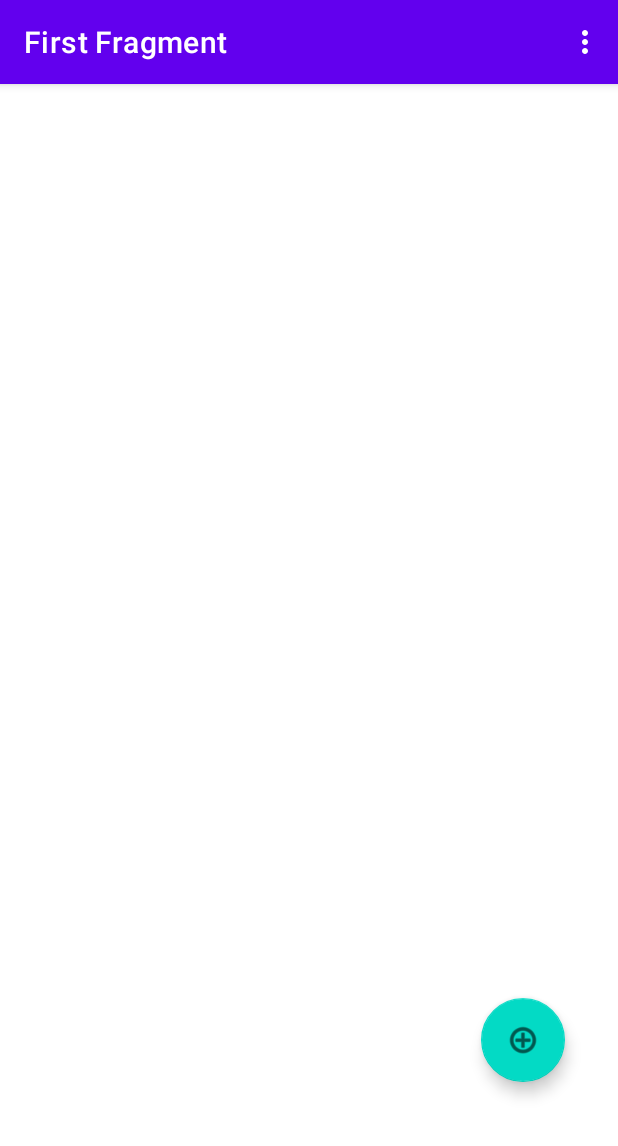
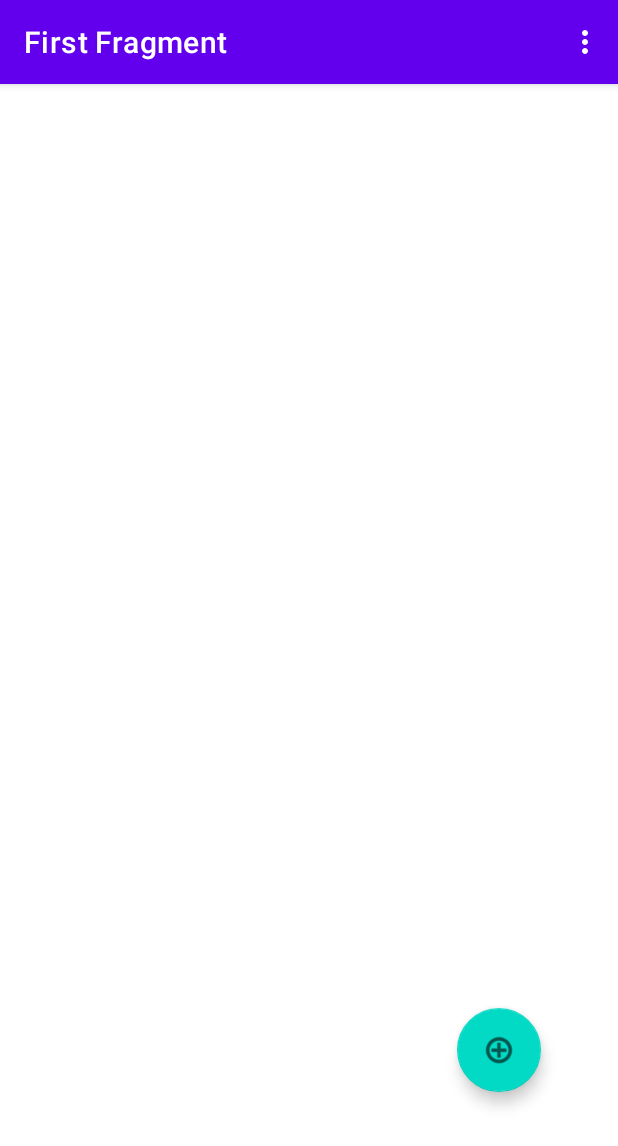
Before and after one commit to rafaelst97/AgendaTelefonica, an Android app: the screen it shows after launch (MainActivity), on a phone screen of 412 x 824 dp. Shown: the top 1146 px of the screen. Run offline under Robolectric (Android 15) with nearby library versions, the phone set to English and light mode, and no system bars; our stand-ins replace Firebase (no records; nobody signed in at launch, a user with empty details on screens opened directly), navigation-ui.

Commit message:
recyclerview funcionando

```diff
--- a/app/src/main/java/br/univali/pdm/agendatelefonica/AgendaFragment.kt
+++ b/app/src/main/java/br/univali/pdm/agendatelefonica/AgendaFragment.kt
@@ -9,6 +9,7 @@ import androidx.navigation.fragment.findNavController
 import androidx.recyclerview.widget.LinearLayoutManager
 import androidx.recyclerview.widget.RecyclerView
 import br.univali.pdm.agendatelefonica.databinding.FragmentAgendaBinding
+import com.google.android.material.floatingactionbutton.FloatingActionButton
 import com.google.firebase.database.*
 
 /**
@@ -31,12 +32,17 @@ class AgendaFragment : Fragment() {
     ): View? {
 
         val root = inflater.inflate(R.layout.fragment_agenda, container, false)
+        val botaoAdicionar = root.findViewById<FloatingActionButton>(R.id.adicionarContato)
         contatoRecyclerView = root.findViewById(R.id.listaContatos)
-        contatoRecyclerView.layoutManager = LinearLayoutManager(this)
+        contatoRecyclerView.layoutManager = LinearLayoutManager(context)
         contatoRecyclerView.setHasFixedSize(true)
 
         contatoArrayList = arrayListOf<Contato>()
         getDadosContato()
+
+        botaoAdicionar.setOnClickListener {
+            findNavController().navigate(R.id.action_FirstFragment_to_SecondFragment)
+        }
 
         _binding = FragmentAgendaBinding.inflate(inflater, container, false)
         return root
--- a/app/src/main/res/layout/contato_item.xml
+++ b/app/src/main/res/layout/contato_item.xml
@@ -1,17 +1,17 @@
 <?xml version="1.0" encoding="utf-8"?>
 <androidx.cardview.widget.CardView xmlns:android="http://schemas.android.com/apk/res/android"
-    android:layout_width="match_parent"
-    android:layout_height="match_parent"
+    android:layout_width="wrap_content"
+    android:layout_height="wrap_content"
     xmlns:app="http://schemas.android.com/apk/res-auto"
     app:cardElevation="8dp"
     app:cardCornerRadius="8dp"
     android:layout_margin="16dp">
 
     <LinearLayout
-        android:layout_width="wrap_content"
+        android:layout_width="357dp"
         android:layout_height="wrap_content"
+        android:layout_marginVertical="6dp"
         android:layout_marginStart="16dp"
-        android:layout_marginVertical="6dp"
         android:orientation="vertical">
 
         <LinearLayout
@@ -26,16 +26,16 @@
                 android:text="@string/nome"
                 android:textColor="@color/black"
                 android:textSize="26sp"
-                android:textStyle="bold"/>
+                android:textStyle="bold" />
 
             <TextView
+                android:id="@+id/nomeContato"
                 android:layout_width="wrap_content"
                 android:layout_height="wrap_content"
-                android:id="@+id/nomeContato"
                 android:layout_marginStart="8dp"
                 android:text="@string/contato"
                 android:textColor="@color/black"
-                android:textSize="20sp"/>
+                android:textSize="20sp" />
 
         </LinearLayout>
 
@@ -51,16 +51,16 @@
                 android:text="@string/telefone"
                 android:textColor="@color/black"
                 android:textSize="26sp"
-                android:textStyle="bold"/>
+                android:textStyle="bold" />
 
             <TextView
+                android:id="@+id/telefoneContato"
                 android:layout_width="wrap_content"
                 android:layout_height="wrap_content"
-                android:id="@+id/telefoneContato"
                 android:layout_marginStart="8dp"
                 android:text="@string/telefone"
                 android:textColor="@color/black"
-                android:textSize="20sp"/>
+                android:textSize="20sp" />
 
         </LinearLayout>
     </LinearLayout>
--- a/app/src/main/res/layout/fragment_agenda.xml
+++ b/app/src/main/res/layout/fragment_agenda.xml
@@ -6,33 +6,29 @@
     android:layout_height="match_parent"
     tools:context=".AgendaFragment">
 
+    <com.google.android.material.floatingactionbutton.FloatingActionButton
+        android:id="@+id/adicionarContato"
+        android:layout_width="wrap_content"
+        android:layout_height="wrap_content"
+        android:layout_marginBottom="96dp"
+        android:clickable="true"
+        android:contentDescription="@string/adicionar_contato"
+        android:focusable="true"
+        android:src="@android:drawable/ic_menu_add"
+        app:layout_constraintBottom_toBottomOf="parent"
+        app:layout_constraintEnd_toEndOf="parent"
+        app:layout_constraintHorizontal_bias="0.856"
+        app:layout_constraintStart_toStartOf="parent" />
+
     <androidx.recyclerview.widget.RecyclerView
         android:id="@+id/listaContatos"
         android:layout_width="0dp"
         android:layout_height="0dp"
-        android:layout_marginStart="32dp"
-        android:layout_marginTop="32dp"
-        android:layout_marginEnd="32dp"
-        android:layout_marginBottom="32dp"
         app:layout_constraintBottom_toBottomOf="parent"
         app:layout_constraintEnd_toEndOf="parent"
+        app:layout_constraintHorizontal_bias="0.043"
         app:layout_constraintStart_toStartOf="parent"
         app:layout_constraintTop_toTopOf="parent"
-        tools:listitem="@layout/contato_item" />
-
-    <com.google.android.material.floatingactionbutton.FloatingActionButton
-        android:id="@+id/adicionarContato"
-        android:layout_width="wrap_content"
-        android:layout_height="wrap_content"
-        android:clickable="true"
-        android:contentDescription="@string/adicionar_contato"
-        android:focusable="true"
-        android:src="@android:drawable/ic_menu_add"
-        app:layout_constraintBottom_toBottomOf="@+id/listaContatos"
-        app:layout_constraintEnd_toEndOf="parent"
-        app:layout_constraintHorizontal_bias="0.901"
-        app:layout_constraintStart_toStartOf="parent"
-        app:layout_constraintTop_toTopOf="@+id/listaContatos"
-        app:layout_constraintVertical_bias="0.891" />
+        app:layout_constraintVertical_bias="0.003" />
 
 </androidx.constraintlayout.widget.ConstraintLayout>
```
